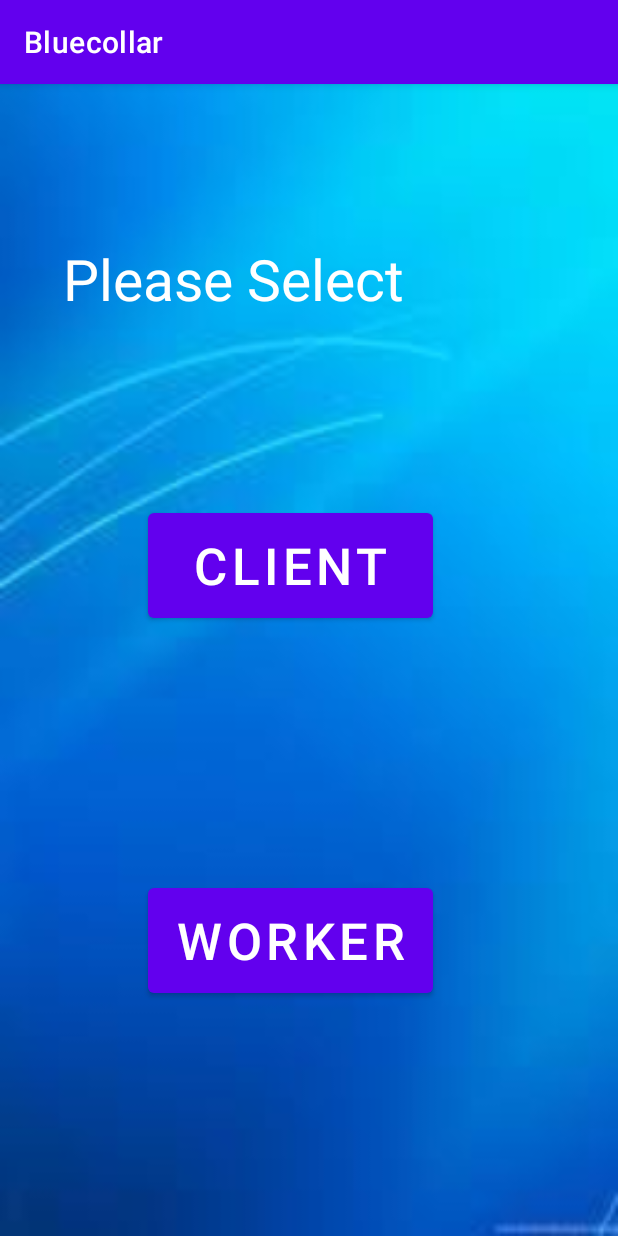
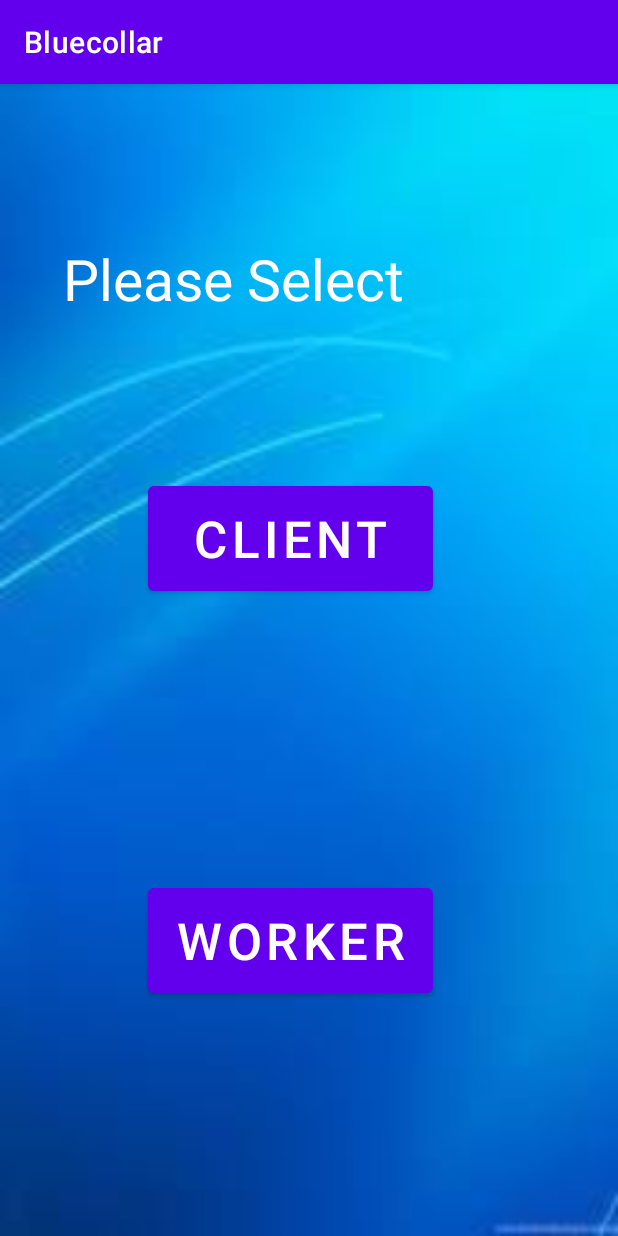
Before and after one commit to zappy586/Bluecollar, an Android app: the MainActivity2 screen opened directly, with no data from a screen before it, on a phone screen of 412 x 824 dp. Run offline under Robolectric (Android 15) with nearby library versions, the phone set to English and light mode, and no system bars.

Commit message:
please select page

```diff
--- a/app/src/main/java/com/example/bluecollar/MainActivity2.java
+++ b/app/src/main/java/com/example/bluecollar/MainActivity2.java
@@ -1,14 +1,14 @@
 package com.example.bluecollar;
+
+import android.os.Bundle;
+import android.widget.TextView;
 
 import androidx.appcompat.app.AppCompatActivity;
 
-import android.content.Intent;
-import android.content.SharedPreferences;
-import android.os.Bundle;
-import android.widget.Button;
-import android.widget.EditText;
 
 public class MainActivity2 extends AppCompatActivity {
+    TextView tv;
+
 
     @Override
     protected void onCreate(Bundle savedInstanceState) {
--- a/app/src/main/res/layout/activity_main2.xml
+++ b/app/src/main/res/layout/activity_main2.xml
@@ -24,13 +24,15 @@
         android:id="@+id/button"
         android:layout_width="190dp"
         android:layout_height="82dp"
+        android:layout_marginTop="81dp"
         android:layout_marginBottom="168dp"
         android:text="Client"
         android:textSize="34sp"
         app:layout_constraintBottom_toTopOf="@+id/button3"
         app:layout_constraintEnd_toEndOf="parent"
         app:layout_constraintHorizontal_bias="0.443"
-        app:layout_constraintStart_toStartOf="parent" />
+        app:layout_constraintStart_toStartOf="parent"
+        app:layout_constraintTop_toBottomOf="@+id/textView2" />
 
     <Button
         android:id="@+id/button3"
```
